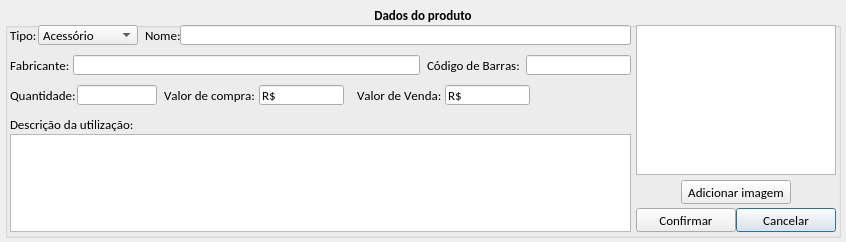
Before: the Qt Designer form loja/tela_cadastro_produto.ui in jmessias1725/sexloja, drawn with Qt 5.
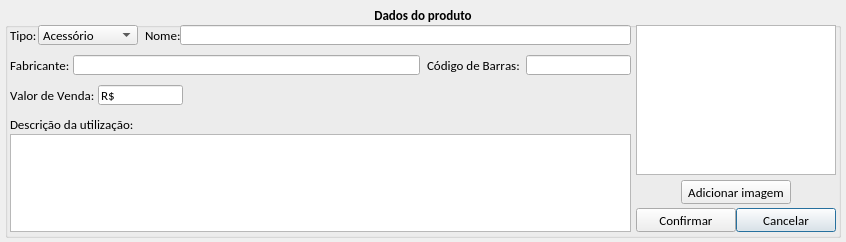
After: the same form once the commit is applied. Icons and pictures are not drawn.

```diff
--- a/loja/tela_cadastro_produto.ui
+++ b/loja/tela_cadastro_produto.ui
@@ -201,52 +201,6 @@
      <number>15</number>
     </property>
    </widget>
-   <widget class="QLineEdit" name="le_quantidade">
-    <property name="geometry">
-     <rect>
-      <x>72</x>
-      <y>80</y>
-      <width>80</width>
-      <height>20</height>
-     </rect>
-    </property>
-    <property name="font">
-     <font>
-      <weight>50</weight>
-      <bold>false</bold>
-      <kerning>false</kerning>
-     </font>
-    </property>
-    <property name="inputMask">
-     <string>0000000000; </string>
-    </property>
-    <property name="text">
-     <string/>
-    </property>
-    <property name="maxLength">
-     <number>10</number>
-    </property>
-   </widget>
-   <widget class="QLabel" name="lb_quantidade">
-    <property name="geometry">
-     <rect>
-      <x>5</x>
-      <y>80</y>
-      <width>67</width>
-      <height>20</height>
-     </rect>
-    </property>
-    <property name="font">
-     <font>
-      <weight>50</weight>
-      <bold>false</bold>
-      <kerning>false</kerning>
-     </font>
-    </property>
-    <property name="text">
-     <string>Quantidade:</string>
-    </property>
-   </widget>
    <widget class="QTextEdit" name="te_des_utilizacao">
     <property name="geometry">
      <rect>
@@ -504,7 +458,7 @@
    <widget class="QLabel" name="lb_valorvenda">
     <property name="geometry">
      <rect>
-      <x>352</x>
+      <x>5</x>
       <y>80</y>
       <width>88</width>
       <height>20</height>
@@ -521,59 +475,10 @@
      <string>Valor de Venda:</string>
     </property>
    </widget>
-   <widget class="QLabel" name="lb_valor_compra">
-    <property name="geometry">
-     <rect>
-      <x>159</x>
-      <y>80</y>
-      <width>95</width>
-      <height>20</height>
-     </rect>
-    </property>
-    <property name="font">
-     <font>
-      <weight>50</weight>
-      <bold>false</bold>
-      <kerning>false</kerning>
-     </font>
-    </property>
-    <property name="text">
-     <string>Valor de compra:</string>
-    </property>
-   </widget>
    <widget class="QLineEdit" name="le_valor_venda">
     <property name="geometry">
      <rect>
-      <x>440</x>
-      <y>80</y>
-      <width>85</width>
-      <height>20</height>
-     </rect>
-    </property>
-    <property name="font">
-     <font>
-      <weight>50</weight>
-      <bold>false</bold>
-      <kerning>false</kerning>
-     </font>
-    </property>
-    <property name="inputMethodHints">
-     <set>Qt::ImhNone</set>
-    </property>
-    <property name="inputMask">
-     <string>R$ xxxxxxxxx; </string>
-    </property>
-    <property name="text">
-     <string>R$ </string>
-    </property>
-    <property name="maxLength">
-     <number>12</number>
-    </property>
-   </widget>
-   <widget class="QLineEdit" name="le_valor_compra">
-    <property name="geometry">
-     <rect>
-      <x>254</x>
+      <x>93</x>
       <y>80</y>
       <width>85</width>
       <height>20</height>
```
Left out of the diff: 18 changed lines with no effect on the pictures.
